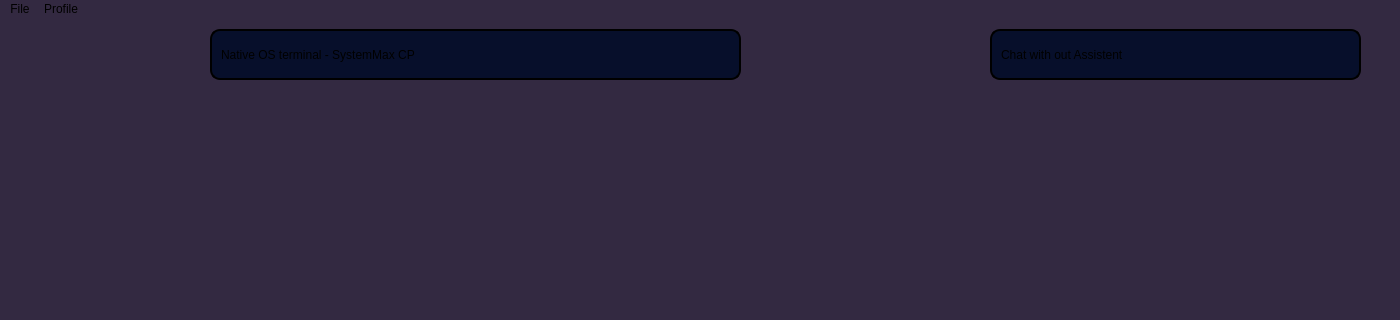
First picture: the form in SystemMax-Client2/ui/gui.ui, repository vladistr08/SystemMax-Client, before the edit; both pictures show x 0 to 1400 and y 0 to 320 of the 1400 by 819 pixel window.
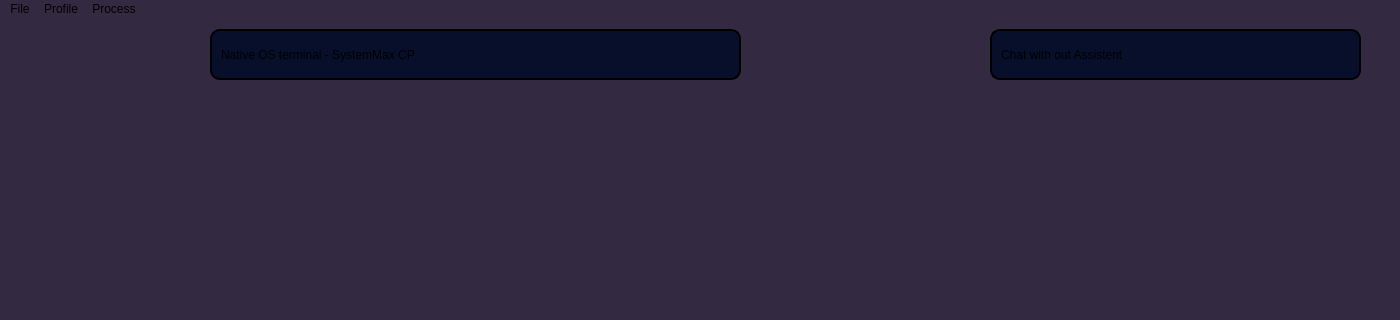
Second picture: the form after the edit.

What changed in the file:
```diff
--- a/SystemMax-Client2/ui/gui.ui
+++ b/SystemMax-Client2/ui/gui.ui
@@ -109,8 +109,15 @@
     </property>
     <addaction name="actionView"/>
    </widget>
+   <widget class="QMenu" name="menuProcess">
+    <property name="title">
+     <string>Process</string>
+    </property>
+    <addaction name="actionStop"/>
+   </widget>
    <addaction name="menuLogout"/>
    <addaction name="menuProfile"/>
+   <addaction name="menuProcess"/>
   </widget>
   <action name="actionLogout">
    <property name="text">
```
Left out of the diff: 5 changed lines with no effect on the pictures.
